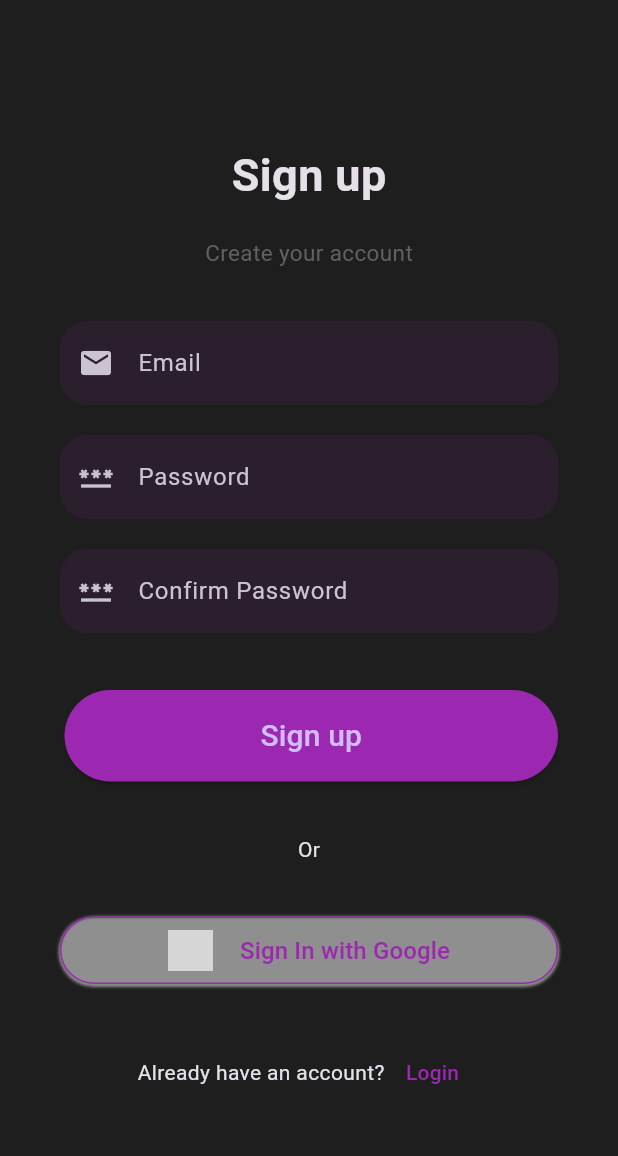
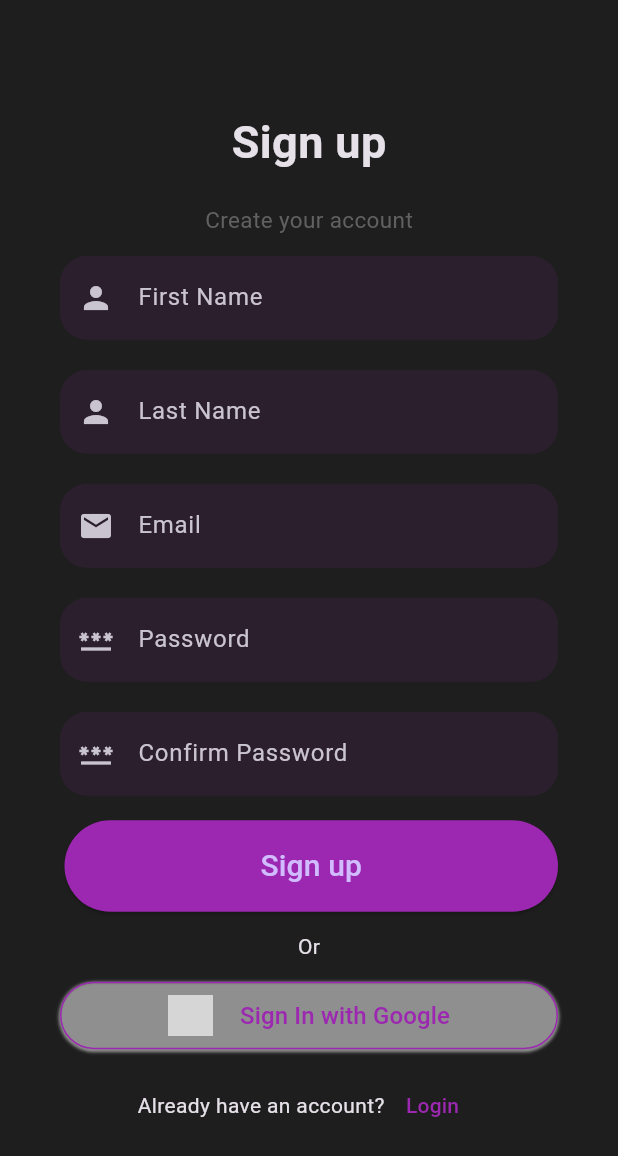
Before and after one commit to AzhaQari/eatery_v2, a Flutter app: the screen it shows after launch, after a tap on "Login", after a tap on "Sign Up", on a phone screen of 412 x 824 dp. Shown: the top 1156 px of the screen. Run offline on Flutter 3.47's test engine with Material 3 defaults, Android fonts, the phone set to English and light mode, and no system bars; our stand-ins replace cloud_firestore, firebase_auth, firebase_core; missing offline and left inert: algolia; accounts and stored records are empty; network calls fail; grey boxes are pictures that could not be loaded.

Commit message:
Sets up firebase, adds users to firebase upon sign up with initialized attributes (height, weight, gender, etc.) for tracking user info

```diff
--- a/lib/screens/signup_screen.dart
+++ b/lib/screens/signup_screen.dart
@@ -1,17 +1,27 @@
+import 'package:cloud_firestore/cloud_firestore.dart';
 import 'package:flutter/material.dart';
 import 'package:firebase_auth/firebase_auth.dart';
 import 'package:eatery/main.dart';
 import 'package:eatery/theme.dart';
 
-class SignupPage extends StatelessWidget {
+class SignupPage extends StatefulWidget {
   const SignupPage({Key? key}) : super(key: key);
 
   @override
-  Widget build(BuildContext context) {
+  _SignupPageState createState() => _SignupPageState();
+}
+
+class _SignupPageState extends State<SignupPage> {
+  TextEditingController firstNameController = TextEditingController();
+  TextEditingController lastNameController = TextEditingController();
   TextEditingController emailController = TextEditingController();
   TextEditingController passwordController = TextEditingController();
   TextEditingController confirmPasswordController = TextEditingController();
 
+  String errorMessage = '';
+
+  @override
+  Widget build(BuildContext context) {
     return MaterialApp(
       debugShowCheckedModeBanner: false,
       theme: darkTheme,
@@ -47,15 +57,45 @@ class SignupPage extends StatelessWidget {
                 Column(
                   children: <Widget>[
                     TextField(
+                      controller: firstNameController,
+                      decoration: InputDecoration(
+                        hintText: "First Name",
+                        border: OutlineInputBorder(
+                          borderRadius: BorderRadius.circular(18),
+                          borderSide: BorderSide.none,
+                        ),
+                        fillColor: Colors.purple.withOpacity(0.1),
+                        filled: true,
+                        prefixIcon: const Icon(Icons.person),
+                      ),
+                    ),
+                    const SizedBox(height: 20),
+                    TextField(
+                      controller: lastNameController,
+                      decoration: InputDecoration(
+                        hintText: "Last Name",
+                        border: OutlineInputBorder(
+                          borderRadius: BorderRadius.circular(18),
+                          borderSide: BorderSide.none,
+                        ),
+                        fillColor: Colors.purple.withOpacity(0.1),
+                        filled: true,
+                        prefixIcon: const Icon(Icons.person),
+                      ),
+                    ),
+                    const SizedBox(height: 20),
+                    TextField(
                       controller: emailController,
                       decoration: InputDecoration(
                         hintText: "Email",
                         border: OutlineInputBorder(
                           borderRadius: BorderRadius.circular(18),
-                              borderSide: BorderSide.none),
+                          borderSide: BorderSide.none,
+                        ),
                         fillColor: Colors.purple.withOpacity(0.1),
                         filled: true,
-                          prefixIcon: const Icon(Icons.email)),
+                        prefixIcon: const Icon(Icons.email),
+                      ),
                     ),
                     const SizedBox(height: 20),
                     TextField(
@@ -64,7 +104,8 @@ class SignupPage extends StatelessWidget {
                         hintText: "Password",
                         border: OutlineInputBorder(
                           borderRadius: BorderRadius.circular(18),
-                            borderSide: BorderSide.none),
+                          borderSide: BorderSide.none,
+                        ),
                         fillColor: Colors.purple.withOpacity(0.1),
                         filled: true,
                         prefixIcon: const Icon(Icons.password),
@@ -78,12 +119,21 @@ class SignupPage extends StatelessWidget {
                         hintText: "Confirm Password",
                         border: OutlineInputBorder(
                           borderRadius: BorderRadius.circular(18),
-                            borderSide: BorderSide.none),
+                          borderSide: BorderSide.none,
+                        ),
                         fillColor: Colors.purple.withOpacity(0.1),
                         filled: true,
                         prefixIcon: const Icon(Icons.password),
                       ),
                       obscureText: true,
+                    ),
+                    if (errorMessage.isNotEmpty) // Show error message if it's not empty
+                      Padding(
+                        padding: const EdgeInsets.all(8.0),
+                        child: Text(
+                          errorMessage,
+                          style: TextStyle(color: Colors.red),
+                        ),
                       ),
                   ],
                 ),
@@ -93,19 +143,40 @@ class SignupPage extends StatelessWidget {
                     onPressed: () async {
                       try {
                         if (passwordController.text == confirmPasswordController.text) {
+                          // Create user with email and password
                           UserCredential userCredential = await FirebaseAuth.instance.createUserWithEmailAndPassword(
                             email: emailController.text,
                             password: passwordController.text,
                           );
+                          // Add user data to Firestore
+                          await FirebaseFirestore.instance.collection('users').doc(userCredential.user?.uid).set({
+                            'firstName': firstNameController.text,
+                            'lastName': lastNameController.text,
+                            'email': emailController.text,
+                            'gender': '', // Add the gender field
+                            'dateOfBirth': null, // Add the date of birth field
+                            'height': null, // Add the height field
+                            'currentWeight': null, // Add the current weight field
+                            'goalWeight': null, // Add the goal weight field
+                            'activityLevel': '', // Add the activity level field
+                            'fitnessGoal': '', // Add the fitness goal field
+                            'budgetPerMeal': null, // Add the budget per meal field
+                            'budgetPerMonth': null, // Add the budget per month field
+                            'totalSpent': null, // Add the total spent field
+                            'trackedMeals': [], // Initialize the tracked meals array
+                          });
                           // User creation successful, navigate to login screen
                           Navigator.pushReplacementNamed(context, '/login');
                         } else {
-                          ScaffoldMessenger.of(context).showSnackBar(
-                            SnackBar(content: Text("Passwords do not match")),
-                          );
+                          setState(() {
+                            errorMessage = "Passwords do not match";
+                          });
                         }
                       } catch (e) {
                         print('Failed to create user: $e');
+                        setState(() {
+                          errorMessage = "Failed to create user: $e";
+                        });
                       }
                     },
                     child: const Text(
```
Also changed, not shown: lib/widgets/meal_card.dart (+9 -0 lines), 1 other file. Lines whose indentation alone changed are shown as unchanged.
